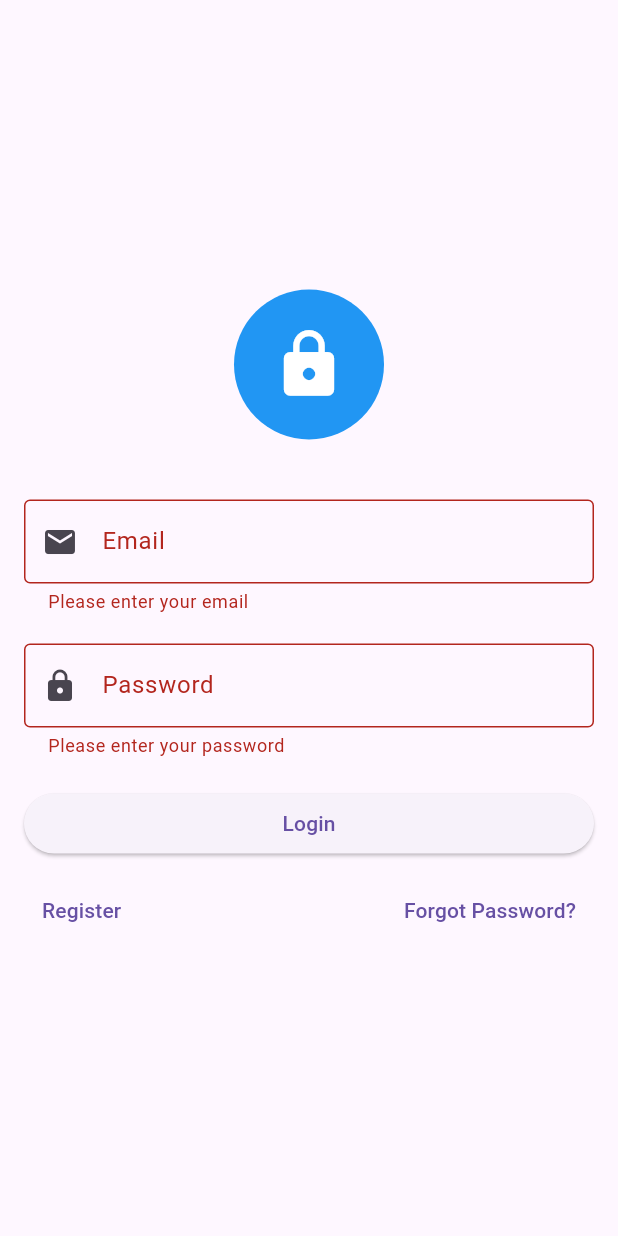
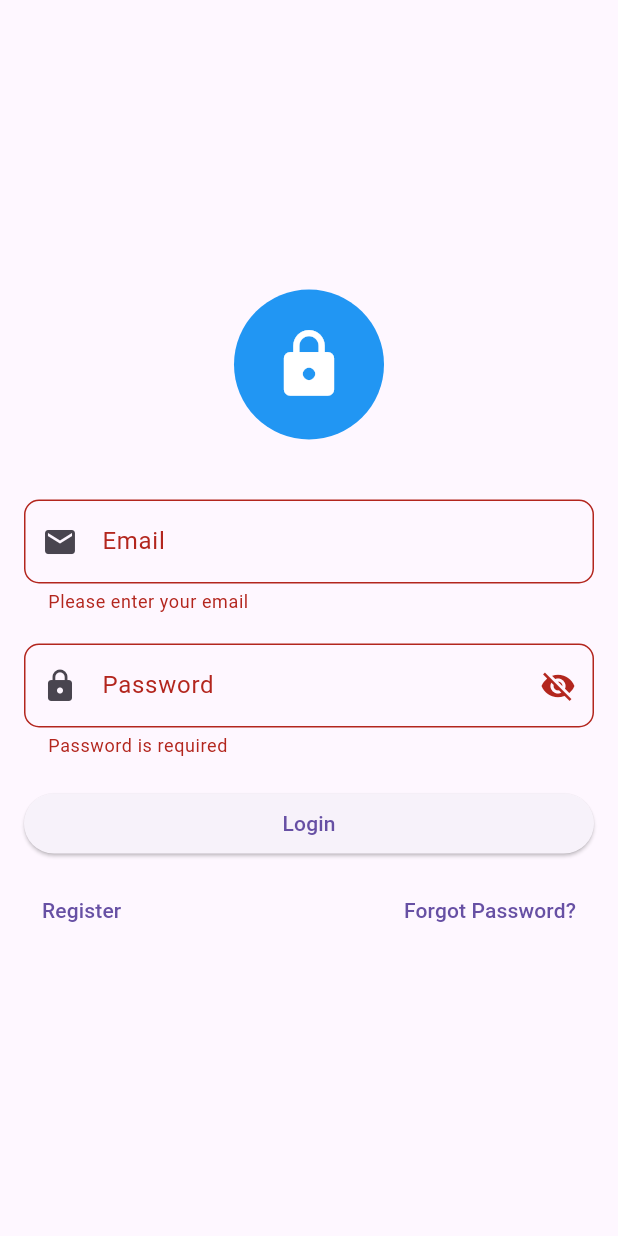
Before and after one commit to M0hAyman/hedieaty_app, a Flutter app: the screen it shows after launch, after a tap on "Login", on a phone screen of 412 x 824 dp. Run offline on Flutter 3.47's test engine with Material 3 defaults, Android fonts, the phone set to English and light mode, and no system bars; our stand-ins replace cloud_firestore, firebase_auth, firebase_core, sqflite; accounts and stored records are empty.

Commit message:
Register page and login page refactoring, cleaning and separation of concerns

```diff
--- /dev/null
+++ b/lib/CustomWidgets/custom_text_field.dart
@@ -0,0 +1,38 @@
+import 'package:flutter/material.dart';
+
+class CustomTextField extends StatelessWidget {
+  final TextEditingController controller;
+  final TextInputType? keyboardType;
+  final String labelText;
+  final IconData icon;
+  final bool obscureText;
+  final String? Function(String?)? validator;
+  final Widget? suffixIcon; // Optional suffix icon
+
+  const CustomTextField({
+    super.key,
+    required this.controller,
+    required this.labelText,
+    required this.icon,
+    this.obscureText = false,
+    this.keyboardType,
+    this.validator,
+    this.suffixIcon,
+  });
+
+  @override
+  Widget build(BuildContext context) {
+    return TextFormField(
+      controller: controller,
+      keyboardType: keyboardType,
+      obscureText: obscureText,
+      decoration: InputDecoration(
+        labelText: labelText,
+        prefixIcon: Icon(icon),
+        suffixIcon: suffixIcon,
+        border: OutlineInputBorder(borderRadius: BorderRadius.circular(10)),
+      ),
+      validator: validator,
+    );
+  }
+}
--- a/lib/Pages/login_page.dart
+++ b/lib/Pages/login_page.dart
@@ -2,6 +2,9 @@ import 'package:flutter/material.dart';
 import 'package:firebase_auth/firebase_auth.dart';
 import 'package:hedieaty_app/CustomWidgets/main_navigation_bar.dart';
 import 'package:hedieaty_app/Pages/register_page.dart';
+
+import '../CustomWidgets/custom_text_field.dart';
+import '../Data/firebase/firebase_auth_service.dart';
 
 class LoginPage extends StatefulWidget {
   const LoginPage({super.key});
@@ -16,18 +19,22 @@ class _LoginPageState extends State<LoginPage> {
   final _formKey = GlobalKey<FormState>();
   final TextEditingController _emailController = TextEditingController();
   final TextEditingController _passwordController = TextEditingController();
-  final FirebaseAuth _auth = FirebaseAuth.instance;
+  final AuthService _authService = AuthService();
 
-  Future<void> _login() async {
+  bool _isPasswordVisible = false;
+
+  Future<void> _handleLogin() async {
     if (_formKey.currentState?.validate() ?? false) {
       try {
-        final UserCredential userCredential = await _auth.signInWithEmailAndPassword(
+        // Call the login method from AuthService
+        final User? user = await _authService.login(
           email: _emailController.text.trim(),
           password: _passwordController.text.trim(),
         );
 
-        final user = userCredential.user;
         if (user != null) {
+          //print('User: ${user.displayName ?? 'User'} logged in');
+          // Navigate to the Main Navigation Bar screen
           Navigator.pushReplacement(
             context,
             MaterialPageRoute(
@@ -45,6 +52,7 @@ class _LoginPageState extends State<LoginPage> {
       }
     }
   }
+
 
   @override
   Widget build(BuildContext context) {
@@ -64,14 +72,11 @@ class _LoginPageState extends State<LoginPage> {
                   child: Icon(Icons.lock, size: 50, color: Colors.white),
                 ),
                 const SizedBox(height: 40),
-                TextFormField(
+                CustomTextField(
                   controller: _emailController,
-                  decoration: const InputDecoration(
-                    labelText: 'Email',
-                    border: OutlineInputBorder(),
-                    prefixIcon: Icon(Icons.email),
-                  ),
                   keyboardType: TextInputType.emailAddress,
+                  labelText: "Email",
+                  icon: Icons.email,
                   validator: (value) {
                     if (value == null || value.isEmpty) {
                       return 'Please enter your email';
@@ -83,27 +88,36 @@ class _LoginPageState extends State<LoginPage> {
                   },
                 ),
                 const SizedBox(height: 20),
-                TextFormField(
+                CustomTextField(
                   controller: _passwordController,
-                  decoration: const InputDecoration(
-                    labelText: 'Password',
-                    border: OutlineInputBorder(),
-                    prefixIcon: Icon(Icons.lock),
+                  labelText: "Password",
+                  icon: Icons.lock,
+                  obscureText: !_isPasswordVisible,
+                  suffixIcon: IconButton(
+                    icon: Icon(
+                      _isPasswordVisible
+                          ? Icons.visibility
+                          : Icons.visibility_off,
+                    ),
+                    onPressed: () {
+                      setState(() {
+                        _isPasswordVisible = !_isPasswordVisible;
+                      });
+                    },
                   ),
-                  obscureText: true,
                   validator: (value) {
-                    if (value == null || value.isEmpty) {
-                      return 'Please enter your password';
+                    if (value == null || value.trim().isEmpty) {
+                      return 'Password is required';
                     }
-                    if (value.length < 6) {
-                      return 'Password must be at least 6 characters';
+                    if (value.trim().length < 6) {
+                      return 'Password must be at least 6 characters long';
                     }
                     return null;
                   },
                 ),
                 const SizedBox(height: 20),
                 ElevatedButton(
-                  onPressed: _login,
+                  onPressed: _handleLogin,
                   child: const Text('Login'),
                 ),
                 const SizedBox(height: 10),
```
Also changed, not shown: lib/Data/firebase/firebase_auth_service.dart (added, +56 -0 lines), lib/Data/firebase/services/user_firestore_service.dart (+16 -8 lines), lib/Models/user_model.dart (+9 -32 lines), lib/Pages/register_page.dart (+22 -47 lines).
